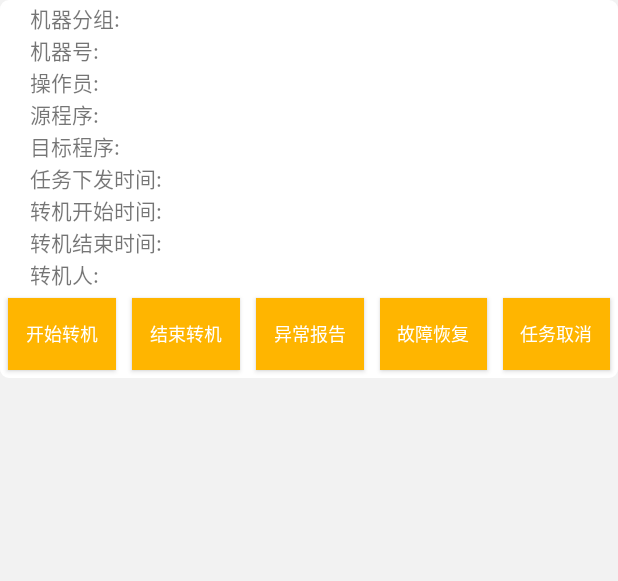
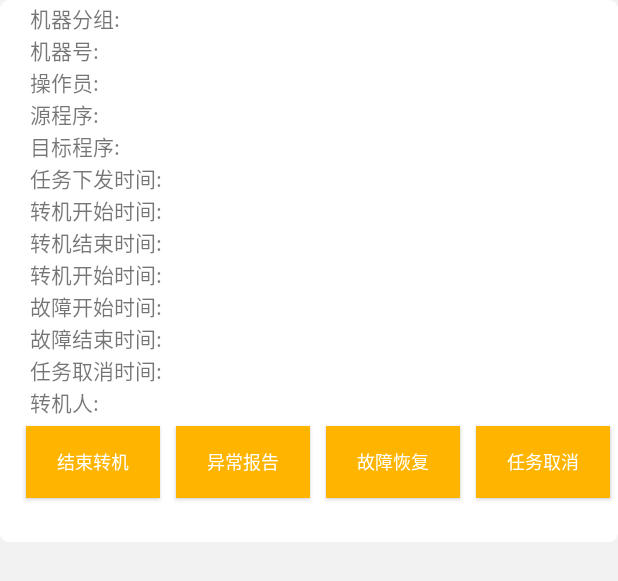
Before and after one commit to totallyScum/NXPtransfer, an Android app: the layout item_hide_turring_list_layout.xml on its own in the app's theme, with its tools: preview values and no code run, on a phone screen of 412 x 824 dp. Shown: the top 581 px of the screen. Run offline under Robolectric (Android 15) with nearby library versions, the phone set to English and light mode, and no system bars; network calls fail.

Commit message:
新需求修改

```diff
--- a/app/build.gradle
+++ b/app/build.gradle
@@ -8,8 +8,8 @@ android {
     }
     defaultConfig {
         applicationId "com.zthl.nxp"
-        minSdkVersion 25
-        targetSdkVersion 29
+        minSdkVersion 19
+        targetSdkVersion 25
         versionCode 26
         versionName "1.0.26"
         testInstrumentationRunner "androidx.test.runner.AndroidJUnitRunner"
--- a/app/src/main/res/layout/item_hide_turring_list_layout.xml
+++ b/app/src/main/res/layout/item_hide_turring_list_layout.xml
@@ -184,6 +184,66 @@ android:background="@drawable/shape_corner"
                 <TextView
                     android:layout_width="wrap_content"
                     android:layout_height="wrap_content"
+                    android:text="转机开始时间:" />
+
+                <TextView
+                    android:id="@+id/turning_start_date_time"
+                    android:layout_width="wrap_content"
+                    android:layout_height="wrap_content"></TextView>
+            </LinearLayout>
+            <LinearLayout
+                android:layout_width="wrap_content"
+                android:layout_height="wrap_content"
+                android:orientation="horizontal">
+
+                <TextView
+                    android:layout_width="wrap_content"
+                    android:layout_height="wrap_content"
+                    android:text="故障开始时间:" />
+
+                <TextView
+                    android:id="@+id/error_start_date_time"
+                    android:layout_width="wrap_content"
+                    android:layout_height="wrap_content"></TextView>
+            </LinearLayout>
+            <LinearLayout
+                android:layout_width="wrap_content"
+                android:layout_height="wrap_content"
+                android:orientation="horizontal">
+
+                <TextView
+                    android:layout_width="wrap_content"
+                    android:layout_height="wrap_content"
+                    android:text="故障结束时间:" />
+
+                <TextView
+                    android:id="@+id/error_end_date_time"
+                    android:layout_width="wrap_content"
+                    android:layout_height="wrap_content"></TextView>
+            </LinearLayout>
+            <LinearLayout
+                android:layout_width="wrap_content"
+                android:layout_height="wrap_content"
+                android:orientation="horizontal">
+
+                <TextView
+                    android:layout_width="wrap_content"
+                    android:layout_height="wrap_content"
+                    android:text="任务取消时间:" />
+
+                <TextView
+                    android:id="@+id/cancel_date_time"
+                    android:layout_width="wrap_content"
+                    android:layout_height="wrap_content"></TextView>
+            </LinearLayout>
+            <LinearLayout
+                android:layout_width="wrap_content"
+                android:layout_height="wrap_content"
+                android:orientation="horizontal">
+
+                <TextView
+                    android:layout_width="wrap_content"
+                    android:layout_height="wrap_content"
                     android:text="转机人:" />
 
                 <TextView
@@ -198,15 +258,15 @@ android:background="@drawable/shape_corner"
         android:orientation="horizontal"
         android:layout_width="match_parent"
         android:layout_height="wrap_content">
+
         <Button
             android:id="@+id/transfer_start"
+            style="@style/button_yellow_style"
+            android:layout_width="1dp"
+            android:layout_height="wrap_content"
             android:text="开始转机"
-            android:layout_width="wrap_content"
-            android:layout_height="wrap_content"
-            android:layout_weight="1"
-            style="@style/button_yellow_style"
             android:textSize="12dp"
-            ></Button>
+            android:visibility="invisible"></Button>
         <Button
             android:id="@+id/transfer_end"
             android:text="结束转机"
@@ -215,6 +275,7 @@ android:background="@drawable/shape_corner"
             android:layout_weight="1"
             style="@style/button_yellow_style"
             android:textSize="12dp"
+            android:layout_marginLeft="-10dp"
             ></Button>
         <Button
             android:id="@+id/transfer_error"
```
Also changed, not shown: app/src/main/java/com/zthl/nxp/model/TurringList.java (+38 -0 lines), app/src/main/java/com/zthl/nxp/ui/transfer/TurringListviewViewAdapter.java (+19 -1 lines).
